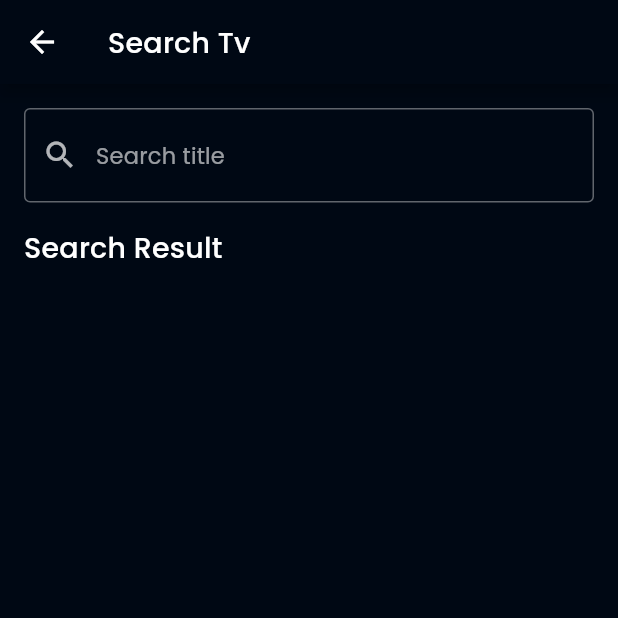
After one commit to anggadwi16/nonton, a Flutter app: the TvSearchPage screen opened by its route, on a phone screen of 412 x 824 dp, the top half of it. The commit adds this screen. Run offline on Flutter 3.47's test engine with Material 2 defaults, Android fonts, the phone set to English and light mode, and no system bars; our stand-ins replace cached_network_image, dartz, equatable, flutter_rating_bar, get_it, google_fonts and 1 more; accounts and stored records are empty; network calls fail.

Commit message:
add search tv series

```diff
--- a/lib/data/datasources/tv_remote_data_source.dart
+++ b/lib/data/datasources/tv_remote_data_source.dart
@@ -75,7 +75,7 @@ class TvRemoteDataSourceImpl implements TvRemoteDataSource{
 
   @override
   Future<List<TvModel>> searchTv(String query) async{
-    final response = await client.get(Uri.parse('$BASE_URL/search/tv?$API_KEY'));
+    final response = await client.get(Uri.parse('$BASE_URL/search/tv?$API_KEY&query=$query'));
     if(response.statusCode == 200){
       return TvResponse.fromJson(json.decode(response.body)).tvList;
     }else{
--- a/lib/injection.dart
+++ b/lib/injection.dart
@@ -37,6 +37,7 @@ import 'package:ditonton/presentation/provider/top_rated_movies_notifier.dart';
 import 'package:ditonton/presentation/provider/top_rated_tv_notifier.dart';
 import 'package:ditonton/presentation/provider/tv_detail_notifier.dart';
 import 'package:ditonton/presentation/provider/tv_list_notifier.dart';
+import 'package:ditonton/presentation/provider/tv_search_notifier.dart';
 import 'package:ditonton/presentation/provider/watchlist_movie_notifier.dart';
 import 'package:http/http.dart' as http;
 import 'package:get_it/get_it.dart';
@@ -81,6 +82,7 @@ void init() {
       searchMovies: locator(),
     ),
   );
+  locator.registerFactory(() => TvSearchNotifier(searchTv: locator()));
   locator.registerFactory(
     () => PopularMoviesNotifier(
       locator(),
--- a/lib/presentation/pages/now_playing_tv_page.dart
+++ b/lib/presentation/pages/now_playing_tv_page.dart
@@ -5,7 +5,7 @@ import 'package:flutter/material.dart';
 import 'package:provider/provider.dart';
 
 class NowPlayingTvPage extends StatefulWidget {
-  static const ROUTE_NAME = 'now-playing-tv';
+  static const ROUTE_NAME = '/now-playing-tv';
   @override
   _NowPlayingTvPageState createState() => _NowPlayingTvPageState();
 }
--- a/lib/presentation/pages/top_rated_tv_page.dart
+++ b/lib/presentation/pages/top_rated_tv_page.dart
@@ -5,7 +5,7 @@ import 'package:flutter/material.dart';
 import 'package:provider/provider.dart';
 
 class TopRatedTvPage extends StatefulWidget {
-  static const ROUTE_NAME = 'top-rated-tv';
+  static const ROUTE_NAME = '/top-rated-tv';
   @override
   _TopRatedTvPageState createState() => _TopRatedTvPageState();
 }
--- /dev/null
+++ b/lib/presentation/pages/tv_search_page.dart
@@ -0,0 +1,71 @@
+import 'package:ditonton/common/constants.dart';
+import 'package:ditonton/common/state_enum.dart';
+import 'package:ditonton/presentation/provider/tv_search_notifier.dart';
+import 'package:ditonton/presentation/widgets/tv_card.dart';
+import 'package:flutter/material.dart';
+import 'package:provider/provider.dart';
+
+class TvSearchPage extends StatefulWidget {
+  static const ROUTE_NAME = '/search-tv';
+
+  @override
+  _TvSearchPageState createState() => _TvSearchPageState();
+}
+
+class _TvSearchPageState extends State<TvSearchPage> {
+  @override
+  Widget build(BuildContext context) {
+    return Scaffold(
+      appBar: AppBar(
+        title: Text('Search Tv'),
+      ),
+      body: Padding(
+        padding: EdgeInsets.all(16),
+        child: Column(
+          crossAxisAlignment: CrossAxisAlignment.start,
+          children: [
+            TextField(
+              onSubmitted: (query){
+                Provider.of<TvSearchNotifier>(context, listen: false)
+                    .fetchTvSearch(query);
+              },
+              decoration: InputDecoration(
+                hintText: 'Search title',
+                prefixIcon: Icon(Icons.search),
+                border: OutlineInputBorder(),
+              ),
+              textInputAction: TextInputAction.search,
+            ),
+            SizedBox(height: 16,),
+            Text('Search Result', style: kHeading6,),
+            Consumer<TvSearchNotifier>(
+              builder: (context, data, child){
+                if(data.state == RequestState.Loading){
+                  return Center(
+                    child: CircularProgressIndicator(),
+                  );
+                }else if(data.state == RequestState.Loaded){
+                  final result = data.searchResult;
+                  return Expanded(
+                    child: ListView.builder(
+                      padding: EdgeInsets.all(8),
+                      itemBuilder: (context, index){
+                        final tv = data.searchResult[index];
+                        return TvCard(tv);
+                      },
+                      itemCount: result.length,
+                    ),
+                  );
+                }else{
+                  return Expanded(
+                    child: Container(),
+                  );
+                }
+              },
+            ),
+          ],
+        ),
+      ),
+    );
+  }
+}
--- a/lib/presentation/pages/tv_series_page.dart
+++ b/lib/presentation/pages/tv_series_page.dart
@@ -5,6 +5,7 @@ import 'package:ditonton/domain/entities/tv.dart';
 import 'package:ditonton/presentation/pages/now_playing_tv_page.dart';
 import 'package:ditonton/presentation/pages/popular_tv_page.dart';
 import 'package:ditonton/presentation/pages/top_rated_tv_page.dart';
+import 'package:ditonton/presentation/pages/tv_search_page.dart';
 import 'package:ditonton/presentation/pages/tv_series_detail_page.dart';
 import 'package:ditonton/presentation/provider/tv_list_notifier.dart';
 import 'package:ditonton/presentation/widgets/movie_drawer.dart';
@@ -37,7 +38,7 @@ class _TVSeriesPageState extends State<TVSeriesPage> {
           IconButton(
               icon: Icon(Icons.search),
               onPressed: (){
-
+                Navigator.pushNamed(context, TvSearchPage.ROUTE_NAME);
               },
           ),
         ],
--- /dev/null
+++ b/lib/presentation/provider/tv_search_notifier.dart
@@ -0,0 +1,37 @@
+import 'package:ditonton/common/state_enum.dart';
+import 'package:ditonton/domain/entities/tv.dart';
+import 'package:ditonton/domain/usecases/search_tv.dart';
+import 'package:flutter/material.dart';
+
+class TvSearchNotifier extends ChangeNotifier{
+  final SearchTv searchTv;
+  TvSearchNotifier({required this.searchTv});
+
+  RequestState _state = RequestState.Empty;
+  RequestState get state => _state;
+
+  List<Tv> _searchResult = [];
+  List<Tv> get searchResult => _searchResult;
+
+  String _message = '';
+  String get message => _message;
+
+  Future<void> fetchTvSearch(String query) async{
+    _state = RequestState.Loading;
+    notifyListeners();
+
+    final result = await searchTv.execute(query);
+    result.fold(
+      (failure){
+        _message = failure.message;
+        _state = RequestState.Error;
+        notifyListeners();
+      },
+      (tvData){
+        _searchResult = tvData;
+        _state = RequestState.Loaded;
+        notifyListeners();
+      },
+    );
+  }
+}
```
Also changed, not shown: lib/main.dart (+7 -0 lines).
